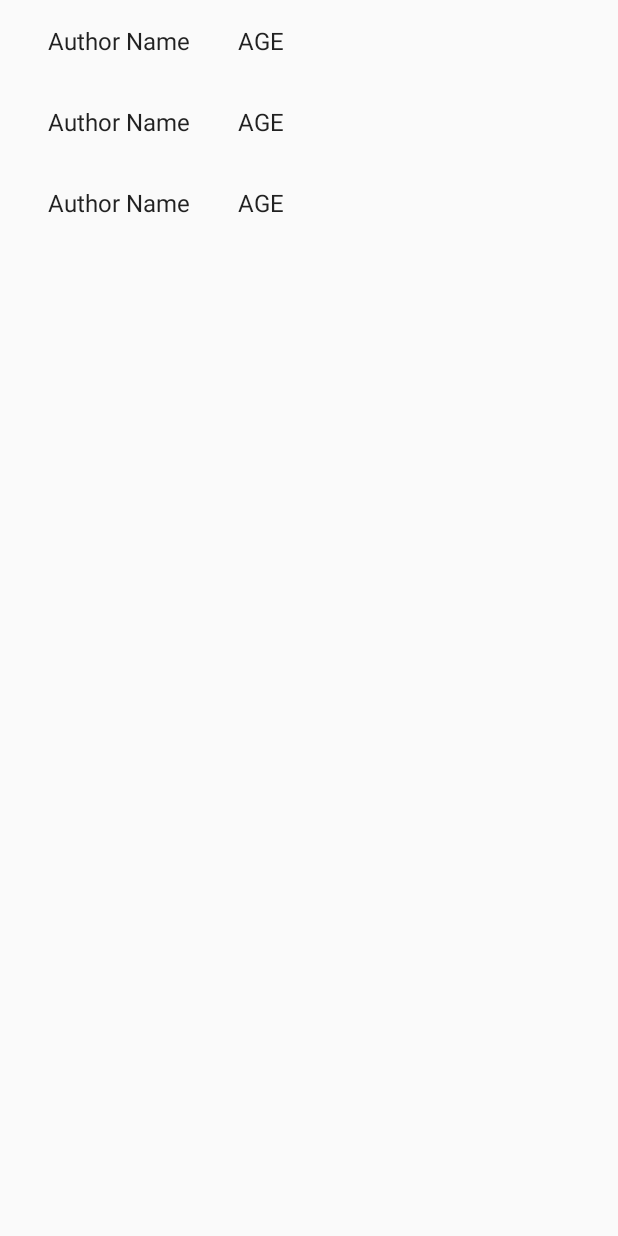
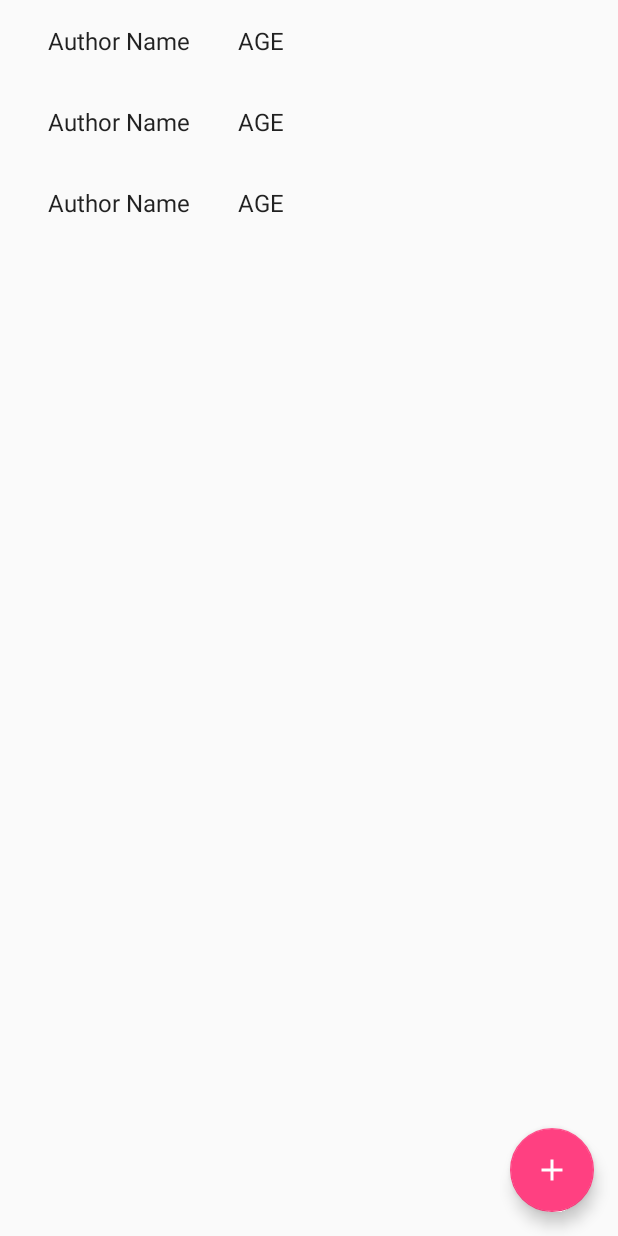
Before and after one commit to buntagonalprism/TestArchitectureComponents, an Android app: the layout fragment_authors.xml on its own in the app's theme, with its tools: preview values and no code run, on a phone screen of 412 x 824 dp. Run offline under Robolectric (Android 15) with nearby library versions, the phone set to English and light mode, and no system bars.

Commit message:
[feat] Add author button

```diff
--- a/app/src/main/java/com/buntagon/testarchitecturecomponents/ui/MainActivity.kt
+++ b/app/src/main/java/com/buntagon/testarchitecturecomponents/ui/MainActivity.kt
@@ -6,6 +6,7 @@ import android.content.Context
 import android.os.Bundle
 import android.support.v4.app.Fragment
 import android.support.v7.app.AppCompatActivity
+import android.view.inputmethod.InputMethodManager
 import com.buntagon.testarchitecturecomponents.R
 import com.buntagon.testarchitecturecomponents.ui.addbook.AddEditBookFragment
 import com.buntagon.testarchitecturecomponents.ui.authordetails.AddEditAuthorFragment
@@ -14,8 +15,6 @@ import com.buntagon.testarchitecturecomponents.ui.authors.AuthorsViewModel
 import com.buntagon.testarchitecturecomponents.ui.library.LibraryFragment
 import com.buntagon.testarchitecturecomponents.ui.library.LibraryViewModel
 import kotlinx.android.synthetic.main.activity_main.*
-import android.content.Context.INPUT_METHOD_SERVICE
-import android.view.inputmethod.InputMethodManager
 
 
 class MainActivity : AppCompatActivity() {
--- a/app/src/main/java/com/buntagon/testarchitecturecomponents/ui/authors/AuthorsFragment.kt
+++ b/app/src/main/java/com/buntagon/testarchitecturecomponents/ui/authors/AuthorsFragment.kt
@@ -48,6 +48,10 @@ class AuthorsFragment : Fragment() {
         rv_authors.layoutManager = LinearLayoutManager(view?.context)
         rv_authors.adapter = mAdapter
 
+        fab_add_author.setOnClickListener {
+            mViewModel?.createAuthor()
+        }
+
         setTitle()
     }
 
--- a/app/src/main/java/com/buntagon/testarchitecturecomponents/ui/authors/AuthorsViewModel.kt
+++ b/app/src/main/java/com/buntagon/testarchitecturecomponents/ui/authors/AuthorsViewModel.kt
@@ -4,7 +4,6 @@ import android.arch.lifecycle.LiveData
 import android.arch.lifecycle.MutableLiveData
 import android.arch.lifecycle.ViewModel
 import com.buntagon.testarchitecturecomponents.data.model.AuthorDetails
-import com.buntagon.testarchitecturecomponents.data.model.Book
 import com.buntagon.testarchitecturecomponents.data.source.AuthorRepository
 import com.buntagon.testarchitecturecomponents.util.SingleLiveEvent
 
--- a/app/src/main/res/layout/fragment_authors.xml
+++ b/app/src/main/res/layout/fragment_authors.xml
@@ -1,7 +1,14 @@
 <?xml version="1.0" encoding="utf-8"?>
-<android.support.v7.widget.RecyclerView xmlns:android="http://schemas.android.com/apk/res/android"
+<android.support.design.widget.CoordinatorLayout xmlns:android="http://schemas.android.com/apk/res/android"
     xmlns:app="http://schemas.android.com/apk/res-auto"
     xmlns:tools="http://schemas.android.com/tools"
+    android:id="@+id/coordinatorLayout"
+    android:name="com.buntagon.testarchitecturecomponents.ItemFragment"
+    android:layout_width="match_parent"
+    android:layout_height="match_parent"
+    tools:context="com.buntagon.testarchitecturecomponents.ui.library.LibraryFragment">
+
+    <android.support.v7.widget.RecyclerView
         android:id="@+id/rv_authors"
         android:name="com.buntagon.testarchitecturecomponents.ui.authors.AuthorsFragment"
         android:layout_width="match_parent"
@@ -11,3 +18,16 @@
         app:layoutManager="LinearLayoutManager"
         tools:context="com.buntagon.testarchitecturecomponents.ui.authors.AuthorsFragment"
         tools:listitem="@layout/item_author" />
+
+
+    <android.support.design.widget.FloatingActionButton
+        android:id="@+id/fab_add_author"
+        android:layout_width="wrap_content"
+        android:layout_height="wrap_content"
+        android:layout_margin="@dimen/fab_margin"
+        android:src="@drawable/ic_add"
+        app:fabSize="normal"
+        app:layout_anchor="@id/rv_authors"
+        app:layout_anchorGravity="bottom|right|end" />
+
+</android.support.design.widget.CoordinatorLayout>
```
Lines whose indentation alone changed are shown as unchanged.
